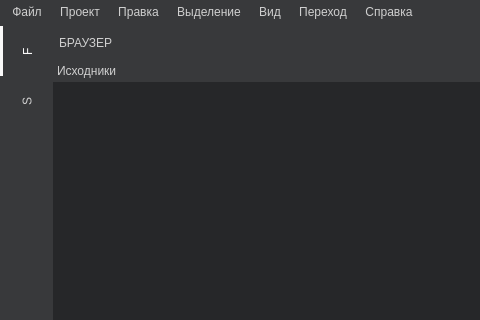
Qt form mainwindow.ui (VanyaKrotov/CodeEditor) before a commit; both pictures show x 0 to 480 and y 0 to 320 of the 989 by 595 pixel window.
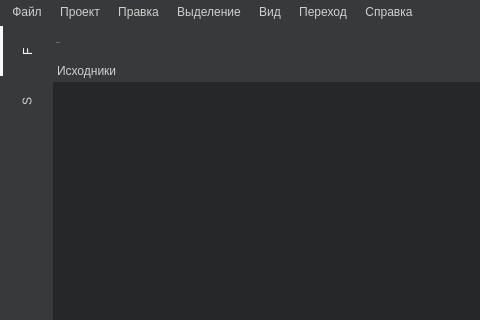
The same form after that commit. Icons and pictures are not drawn.

```diff
--- a/mainwindow.ui
+++ b/mainwindow.ui
@@ -19,7 +19,6 @@
   <property name="font">
    <font>
     <family>Microsoft YaHei UI</family>
-    <pointsize>-1</pointsize>
    </font>
   </property>
   <property name="windowTitle">
@@ -28,7 +27,7 @@
   <property name="styleSheet">
    <string notr="true">* {
 	color: #cfcfcf;
-	font-size: 12px;
+	/*font-size: 12px;*/
 	font-family: &quot;Microsoft YaHei UI&quot;;
 	background: #38393b;
 	border: none;
@@ -68,7 +67,6 @@
 QProgressBar,
 QMenu,
 QTabWidget:tab,
-#textTabGroup,
 QMenuBar::item:pressed,
 QMenuBar::item:selected,
  #textTabGroup QTabBar::tab:!selected,
@@ -102,9 +100,6 @@
 	color: #fefefe;
 }
 
-QTabBar::tab:!selected{
-	background: #38393b ;
-}
 
 QTabBar::tab, 
 #optionLabel,
@@ -125,7 +120,8 @@
 }
 
 #textTabGroup  QTabBar::tab:selected,
-QMenu::item:selected {
+QMenu::item:selected,
+QTabBar::tab:!selected {
 	background: #38393b;
 }
 
@@ -156,7 +152,7 @@
 }
 
 QPlainTextEdit {
-	font: 10pt &quot;MS Reference Sans Serif&quot;;
+	font:  &quot;MS Reference Sans Serif&quot;;
 }
 
 /*
@@ -209,7 +205,10 @@
 
 #cursorStateButton {
 	text-align: right;
-}	</string>
+}	
+
+
+</string>
   </property>
   <widget class="QWidget" name="centralwidget">
    <layout class="QVBoxLayout" name="verticalLayout">
```
Left out of the diff: 59 changed lines with no effect on the pictures.
